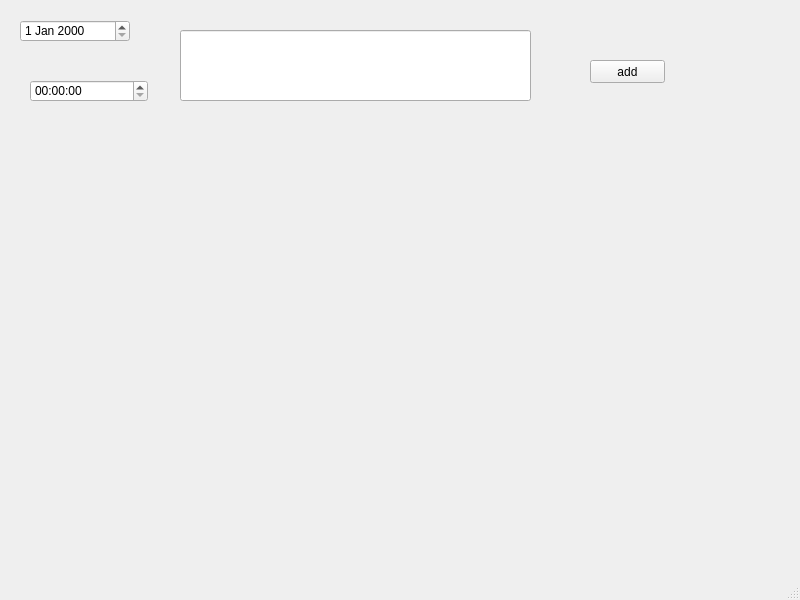
The window that view.ui (hsobczyk/project-2) describes before a commit, drawn with Qt 5.
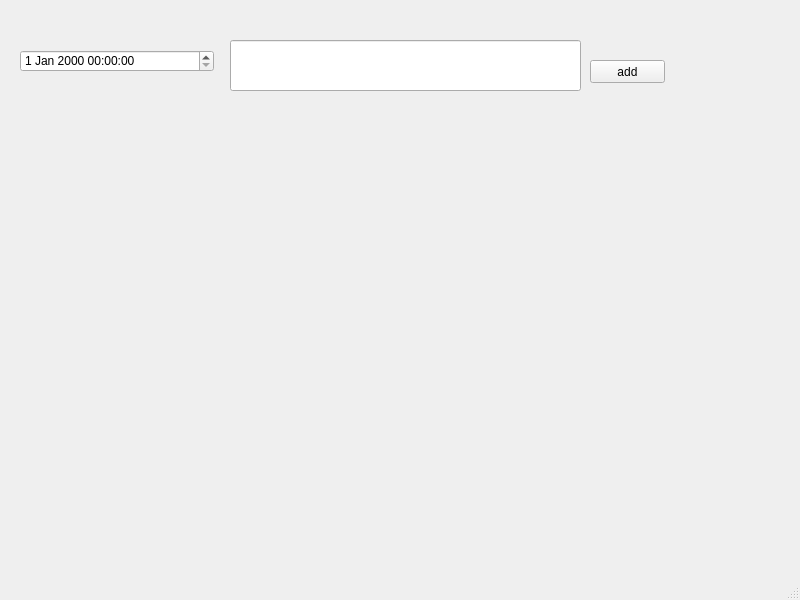
The same window after the commit.

Diff of the .ui file:
```diff
--- a/view.ui
+++ b/view.ui
@@ -14,43 +14,13 @@
    <string>Program Launcher Schedule</string>
   </property>
   <widget class="QWidget" name="centralwidget">
-   <widget class="QTimeEdit" name="time_input">
-    <property name="geometry">
-     <rect>
-      <x>30</x>
-      <y>80</y>
-      <width>118</width>
-      <height>22</height>
-     </rect>
-    </property>
-   </widget>
-   <widget class="QDateEdit" name="date_input">
-    <property name="geometry">
-     <rect>
-      <x>20</x>
-      <y>20</y>
-      <width>110</width>
-      <height>22</height>
-     </rect>
-    </property>
-    <property name="dateTime">
-     <datetime>
-      <hour>0</hour>
-      <minute>0</minute>
-      <second>0</second>
-      <year>2000</year>
-      <month>1</month>
-      <day>1</day>
-     </datetime>
-    </property>
-   </widget>
    <widget class="QLineEdit" name="filename_input">
     <property name="geometry">
      <rect>
-      <x>180</x>
-      <y>30</y>
+      <x>230</x>
+      <y>40</y>
       <width>351</width>
-      <height>71</height>
+      <height>51</height>
      </rect>
     </property>
    </widget>
@@ -67,6 +37,16 @@
      <string>add</string>
     </property>
    </widget>
+   <widget class="QDateTimeEdit" name="date_time_input">
+    <property name="geometry">
+     <rect>
+      <x>20</x>
+      <y>50</y>
+      <width>194</width>
+      <height>22</height>
+     </rect>
+    </property>
+   </widget>
   </widget>
   <widget class="QMenuBar" name="menubar">
    <property name="geometry">
```
